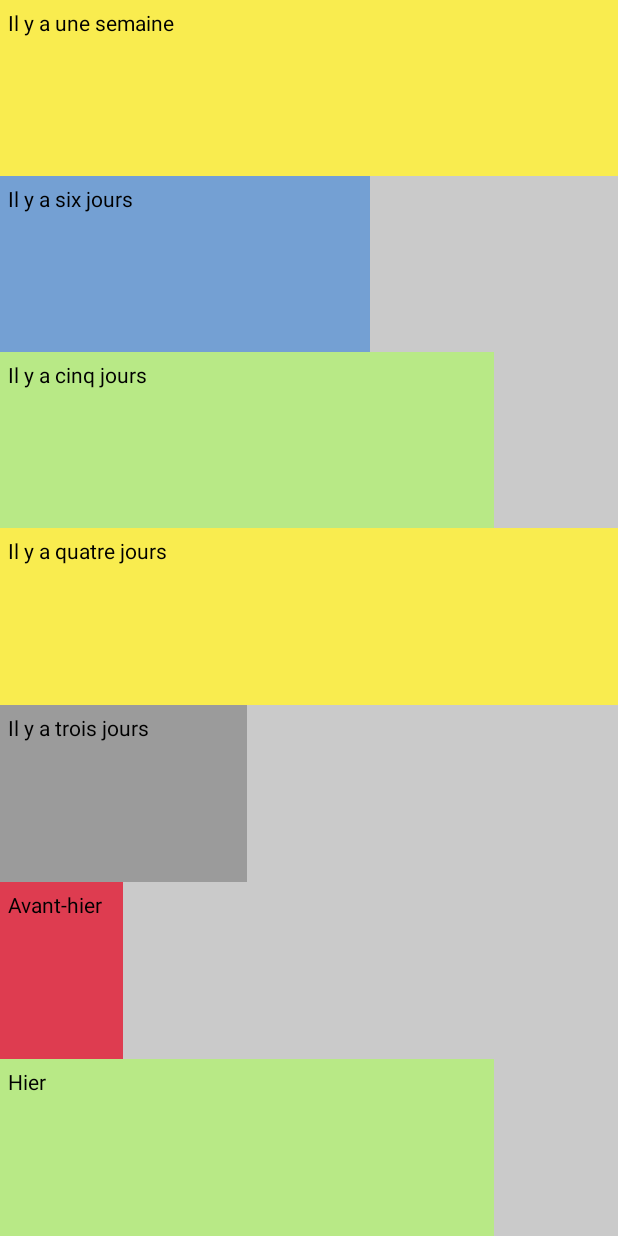
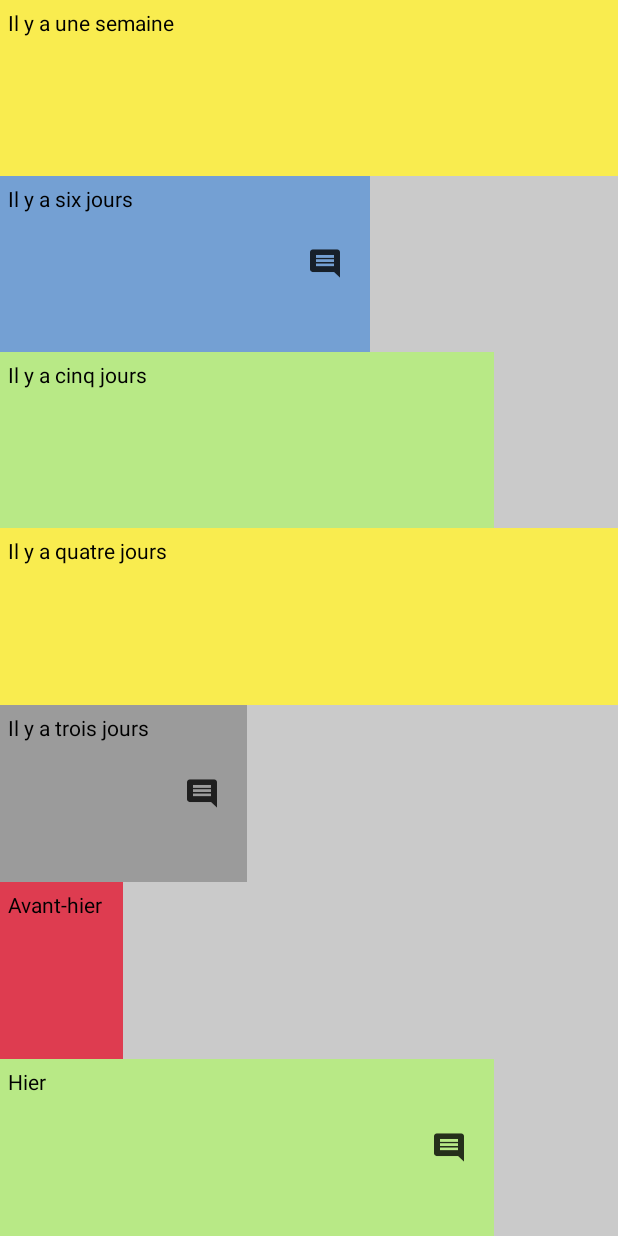
Before and after one commit to f-marc/MoodTracker, an Android app: the screen it shows after launch (HistoryActivity), after a tap on an icon or button, on a phone screen of 412 x 824 dp. Run offline under Robolectric (Android 15) with nearby library versions, the phone set to English and light mode, and no system bars.

Commit message:
Moods and comments saving methods are completed

```diff
--- a/app/src/main/java/com/fleury/marc/moodtracker/controller/HistoryActivity.java
+++ b/app/src/main/java/com/fleury/marc/moodtracker/controller/HistoryActivity.java
@@ -16,7 +16,6 @@ import java.util.Calendar;
 
 public class HistoryActivity extends AppCompatActivity {
 
-    private ImageView comOne, comTwo, comThree, comFour, comFive, comSix, comSeven;
     private Calendar mCalendar = Calendar.getInstance();
     private int dayOfYear = mCalendar.get(Calendar.DAY_OF_YEAR);
 
@@ -27,7 +26,7 @@ public class HistoryActivity extends AppCompatActivity {
 
         SharedPreferences mPreferences = getPreferences(MODE_PRIVATE);
 
-        // Test en dur :
+        // ****************************** TEST EN DUR : ******************************
         mPreferences.edit().putInt(String.valueOf(dayOfYear - 1) + " mood", 3).apply();
         mPreferences.edit().putInt(String.valueOf(dayOfYear - 2) + " mood", 0).apply();
         mPreferences.edit().putInt(String.valueOf(dayOfYear - 3) + " mood", 1).apply();
@@ -36,8 +35,17 @@ public class HistoryActivity extends AppCompatActivity {
         mPreferences.edit().putInt(String.valueOf(dayOfYear - 6) + " mood", 2).apply();
         mPreferences.edit().putInt(String.valueOf(dayOfYear - 7) + " mood", 4).apply();
 
+        // ****************************** TEST EN DUR : ******************************
+        mPreferences.edit().putString(String.valueOf(dayOfYear - 1) + " comment", "Test hier").apply();
+        mPreferences.edit().putString(String.valueOf(dayOfYear - 3) + " comment", "Test il y a 3 jours").apply();
+        mPreferences.edit().putString(String.valueOf(dayOfYear - 6) + " comment", "Test il y a 6 jours").apply();
+
+
         RelativeLayout relativeOne, relativeTwo, relativeThree, relativeFour, relativeFive, relativeSix, relativeSeven;
         RelativeLayout[] relativeList;
+        ImageView comOne, comTwo, comThree, comFour, comFive, comSix, comSeven;
+        ImageView[] buttonList;
+
         int[] moodTable = {mPreferences.getInt(String.valueOf(dayOfYear - 1) + " mood", 5),
                             mPreferences.getInt(String.valueOf(dayOfYear - 2) + " mood", 5),
                             mPreferences.getInt(String.valueOf(dayOfYear - 3) + " mood", 5),
@@ -45,6 +53,15 @@ public class HistoryActivity extends AppCompatActivity {
                             mPreferences.getInt(String.valueOf(dayOfYear - 5) + " mood", 5),
                             mPreferences.getInt(String.valueOf(dayOfYear - 6) + " mood", 5),
                             mPreferences.getInt(String.valueOf(dayOfYear - 7) + " mood", 5)};
+
+        String[] comTable = {mPreferences.getString(String.valueOf(dayOfYear - 1) + " comment", "none"),
+                            mPreferences.getString(String.valueOf(dayOfYear - 2) + " comment", "none"),
+                            mPreferences.getString(String.valueOf(dayOfYear - 3) + " comment", "none"),
+                            mPreferences.getString(String.valueOf(dayOfYear - 4) + " comment", "none"),
+                            mPreferences.getString(String.valueOf(dayOfYear - 5) + " comment", "none"),
+                            mPreferences.getString(String.valueOf(dayOfYear - 6) + " comment", "none"),
+                            mPreferences.getString(String.valueOf(dayOfYear - 7) + " comment", "none")};
+
 
         relativeOne = findViewById(R.id.activity_history_relative_one);
         relativeTwo = findViewById(R.id.activity_history_relative_two);
@@ -54,6 +71,8 @@ public class HistoryActivity extends AppCompatActivity {
         relativeSix = findViewById(R.id.activity_history_relative_six);
         relativeSeven = findViewById(R.id.activity_history_relative_seven);
 
+        relativeList = new RelativeLayout[]{relativeOne, relativeTwo, relativeThree, relativeFour, relativeFive, relativeSix, relativeSeven};
+
         comOne = findViewById(R.id.activity_history_com_one);
         comTwo = findViewById(R.id.activity_history_com_two);
         comThree = findViewById(R.id.activity_history_com_three);
@@ -62,15 +81,15 @@ public class HistoryActivity extends AppCompatActivity {
         comSix = findViewById(R.id.activity_history_com_six);
         comSeven = findViewById(R.id.activity_history_com_seven);
 
-        relativeList = new RelativeLayout[]{relativeOne, relativeTwo, relativeThree, relativeFour, relativeFive, relativeSix, relativeSeven};
+        buttonList = new ImageView[]{comOne, comTwo, comThree, comFour, comFive, comSix, comSeven};
 
         for(int i = 0; i < 7; i++) {
             updateLayout(relativeList[i], moodTable[i]);
         }
 
-        /*for(int i = 0; i < 7; i++) {
-            clickComment();
-        }*/
+        for(int i = 0; i < 7; i++) {
+            updateComButton(buttonList[i], comTable[i]);
+        }
 
     }
 
@@ -115,16 +134,18 @@ public class HistoryActivity extends AppCompatActivity {
 
     }
 
+    private void updateComButton(ImageView comButton, final String comment) {
+        if(comment != "none") {
+            comButton.setVisibility(View.VISIBLE);
 
-    private void clickComment(ImageView comButton, final String comString) {
             comButton.setOnClickListener(new View.OnClickListener() {
                 @Override
                 public void onClick(View v) {
                     // User clicked the comment button
-                Toast.makeText(HistoryActivity.this, comString, Toast.LENGTH_SHORT).show();
+                    Toast.makeText(HistoryActivity.this, comment, Toast.LENGTH_SHORT).show();
                 }
             });
-
+        }
     }
 
 }
--- a/app/src/main/java/com/fleury/marc/moodtracker/controller/MainActivity.java
+++ b/app/src/main/java/com/fleury/marc/moodtracker/controller/MainActivity.java
@@ -37,14 +37,6 @@ public class MainActivity extends FragmentActivity {
         pager.setCurrentItem(3);
 
         nextDay();
-
-        Log.i("Day of Year", String.valueOf(dayOfYear));
-
-        Log.i("Year Test", String.valueOf(dayOfYear) + " comment");
-        Log.i("Year Test", String.valueOf(dayOfYear) + " mood");
-
-        mPreferences.edit().putInt(String.valueOf(dayOfYear) + " comment", 1).apply();
-
     }
 
 
@@ -91,7 +83,7 @@ public class MainActivity extends FragmentActivity {
 
     private void nextDay() {
 
-        if (mPreferences.getInt("date", 0) == 0) { // If "date" == 0 : it's empty
+        if (mPreferences.getInt("date", 0) == 0) { // If "date" == 0 : first launch
             mPreferences.edit().putInt("date", dayOfYear).apply();
         } else {
             mPreferences.edit().putInt("currentDate", dayOfYear).apply();
@@ -99,11 +91,9 @@ public class MainActivity extends FragmentActivity {
 
         if (mPreferences.getInt("date", 0) < mPreferences.getInt("currentDay", 0)) { // If it's next day :
             mPreferences.edit().remove(String.valueOf(dayOfYear - 8) + " mood").apply();
+            mPreferences.edit().remove(String.valueOf(dayOfYear - 8) + " comment").apply();
             mPreferences.edit().putInt("date", mPreferences.getInt("currentDate", 0)).apply();
             mPreferences.edit().remove("currentDate").apply();
-        } else {
-            // Nothing
         }
     }
-
 }
```
Lines whose indentation alone changed are shown as unchanged.
